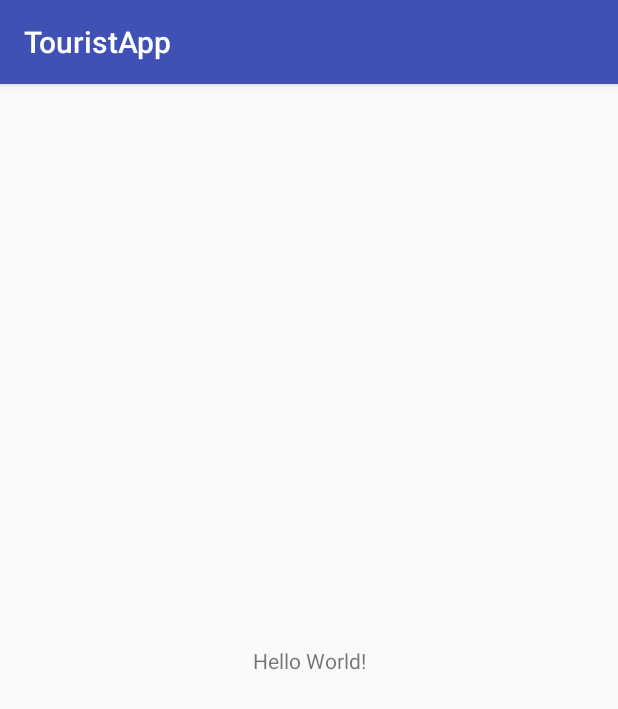
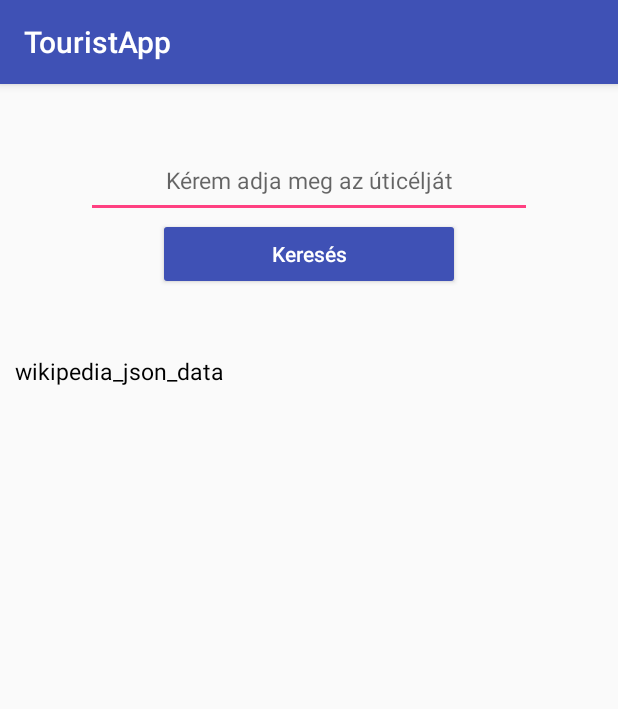
Before and after one commit to palagyilara/TouristApp, an Android app: the screen it shows after launch (MainActivity), on a phone screen of 412 x 824 dp. Shown: the top 709 px of the screen. Run offline under Robolectric (Android 15) with nearby library versions, the phone set to English and light mode, and no system bars.

Commit message:
Első commit, wikipedia api

```diff
--- a/app/src/main/AndroidManifest.xml
+++ b/app/src/main/AndroidManifest.xml
@@ -1,6 +1,8 @@
 <?xml version="1.0" encoding="utf-8"?>
 <manifest xmlns:android="http://schemas.android.com/apk/res/android"
     package="com.example.laura.touristapp" >
+
+    <uses-permission android:name="android.permission.INTERNET"/>
 
     <application
         android:allowBackup="true"
--- a/app/src/main/res/layout/activity_main.xml
+++ b/app/src/main/res/layout/activity_main.xml
@@ -1,19 +1,61 @@
 <?xml version="1.0" encoding="utf-8"?>
-<android.support.constraint.ConstraintLayout
+<RelativeLayout
+    android:id="@+id/activity_main"
     xmlns:android="http://schemas.android.com/apk/res/android"
     xmlns:tools="http://schemas.android.com/tools"
     xmlns:app="http://schemas.android.com/apk/res-auto"
     android:layout_width="match_parent"
     android:layout_height="match_parent"
+    android:padding="10dp"
     tools:context=".MainActivity">
 
-    <TextView
+<EditText
+android:id="@+id/etxSearch"
+android:layout_width="297dp"
+android:layout_height="50dp"
+android:layout_alignParentTop="true"
+android:layout_centerHorizontal="true"
+android:layout_marginTop="29dp"
+android:hint="Kérem adja meg az úticélját"
+android:textAlignment="center"
+android:textSize="15sp" />
+
+<Button
+android:id="@+id/btnFetchData"
+android:layout_width="201dp"
+android:layout_height="wrap_content"
+android:layout_below="@+id/etxSearch"
+android:layout_centerHorizontal="true"
+android:backgroundTint="@color/colorPrimary"
+android:text="Keresés"
+android:textAllCaps="false"
+android:textColor="@android:color/white" />
+
+    <ScrollView
+        android:layout_width="match_parent"
+        android:layout_height="406dp"
+        android:layout_alignParentStart="true"
+        android:layout_below="@+id/btnFetchData">
+
+
+        <TextView
+            android:id="@+id/txtWikiData"
+            android:layout_width="match_parent"
+            android:layout_height="478dp"
+            android:layout_marginTop="43dp"
+            android:text="wikipedia_json_data"
+            android:textColor="@android:color/black"
+            android:textSize="15sp" />
+    </ScrollView>
+
+    <ProgressBar
+        android:id="@+id/progressbar"
         android:layout_width="wrap_content"
         android:layout_height="wrap_content"
-        android:text="Hello World!"
-        app:layout_constraintBottom_toBottomOf="parent"
-        app:layout_constraintLeft_toLeftOf="parent"
-        app:layout_constraintRight_toRightOf="parent"
-        app:layout_constraintTop_toTopOf="parent" />
+        android:layout_alignParentBottom="true"
+        android:layout_centerHorizontal="true"
+        android:layout_marginBottom="119dp"
+        android:visibility="gone" />
 
-</android.support.constraint.ConstraintLayout>
+
+    </RelativeLayout>
```
Also changed, not shown: app/build.gradle (+6 -1 lines), app/src/main/java/com/example/laura/touristapp/MainActivity.java (+145 -1 lines).
